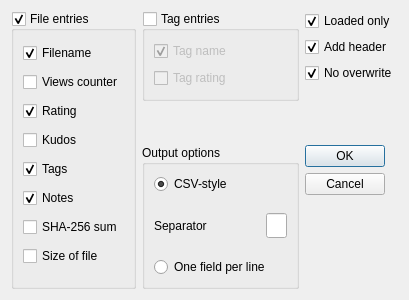
Before: the Qt Designer form milla-view/exportform.ui in matrixsmaster/MILLA, drawn with Qt 5.
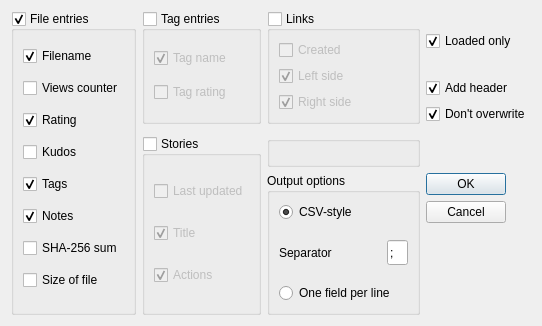
After: the same form once the commit is applied. Icons and pictures are not drawn.

Commit message: Added links and stories export/import.

Patch:
```diff
--- a/milla-view/exportform.ui
+++ b/milla-view/exportform.ui
@@ -9,8 +9,8 @@
    <rect>
     <x>0</x>
     <y>0</y>
-    <width>409</width>
-    <height>300</height>
+    <width>542</width>
+    <height>326</height>
    </rect>
   </property>
   <property name="windowTitle">
@@ -21,7 +21,37 @@
     <normaloff>:/milla.png</normaloff>:/milla.png</iconset>
   </property>
   <layout class="QGridLayout" name="gridLayout">
-   <item row="0" column="0" rowspan="8">
+   <item row="2" column="3">
+    <widget class="QCheckBox" name="checkBox_12">
+     <property name="text">
+      <string>Add header</string>
+     </property>
+     <property name="checked">
+      <bool>true</bool>
+     </property>
+    </widget>
+   </item>
+   <item row="0" column="3" rowspan="2">
+    <widget class="QCheckBox" name="checkBox_11">
+     <property name="text">
+      <string>Loaded only</string>
+     </property>
+     <property name="checked">
+      <bool>true</bool>
+     </property>
+    </widget>
+   </item>
+   <item row="3" column="3">
+    <widget class="QCheckBox" name="checkBox_13">
+     <property name="text">
+      <string>Don't overwrite</string>
+     </property>
+     <property name="checked">
+      <bool>true</bool>
+     </property>
+    </widget>
+   </item>
+   <item row="0" column="0" rowspan="7">
     <widget class="QGroupBox" name="groupBox">
      <property name="title">
       <string>File entries</string>
@@ -101,7 +131,7 @@
      </layout>
     </widget>
    </item>
-   <item row="0" column="1" rowspan="6">
+   <item row="0" column="1" rowspan="4">
     <widget class="QGroupBox" name="groupBox_2">
      <property name="title">
       <string>Tag entries</string>
@@ -133,17 +163,59 @@
      </layout>
     </widget>
    </item>
-   <item row="0" column="2">
-    <widget class="QCheckBox" name="checkBox_11">
-     <property name="text">
-      <string>Loaded only</string>
+   <item row="0" column="2" rowspan="4">
+    <widget class="QGroupBox" name="groupBox_5">
+     <property name="title">
+      <string>Links</string>
      </property>
-     <property name="checked">
+     <property name="checkable">
       <bool>true</bool>
      </property>
+     <property name="checked">
+      <bool>false</bool>
+     </property>
+     <layout class="QVBoxLayout" name="verticalLayout_5">
+      <item>
+       <widget class="QCheckBox" name="checkBox_17">
+        <property name="text">
+         <string>Created</string>
+        </property>
+       </widget>
+      </item>
+      <item>
+       <widget class="QCheckBox" name="checkBox_18">
+        <property name="text">
+         <string>Left side</string>
+        </property>
+        <property name="checked">
+         <bool>true</bool>
+        </property>
+       </widget>
+      </item>
+      <item>
+       <widget class="QCheckBox" name="checkBox_19">
+        <property name="text">
+         <string>Right side</string>
+        </property>
+        <property name="checked">
+         <bool>true</bool>
+        </property>
+       </widget>
+      </item>
+     </layout>
     </widget>
    </item>
-   <item row="7" column="1">
+   <item row="5" column="2">
+    <widget class="QGroupBox" name="groupBox_6">
+     <property name="enabled">
+      <bool>false</bool>
+     </property>
+     <property name="title">
+      <string/>
+     </property>
+    </widget>
+   </item>
+   <item row="6" column="2">
     <widget class="QGroupBox" name="groupBox_3">
      <property name="title">
       <string>Output options</string>
@@ -207,6 +279,9 @@
              <height>25</height>
             </size>
            </property>
+           <property name="text">
+            <string>;</string>
+           </property>
           </widget>
          </item>
         </layout>
@@ -222,17 +297,49 @@
      </layout>
     </widget>
    </item>
-   <item row="1" column="2">
-    <widget class="QCheckBox" name="checkBox_12">
-     <property name="text">
-      <string>Add header</string>
+   <item row="5" column="1" rowspan="2">
+    <widget class="QGroupBox" name="groupBox_4">
+     <property name="title">
+      <string>Stories</string>
      </property>
-     <property name="checked">
+     <property name="checkable">
       <bool>true</bool>
      </property>
+     <property name="checked">
+      <bool>false</bool>
+     </property>
+     <layout class="QVBoxLayout" name="verticalLayout_4">
+      <item>
+       <widget class="QCheckBox" name="checkBox_14">
+        <property name="text">
+         <string>Last updated</string>
+        </property>
+       </widget>
+      </item>
+      <item>
+       <widget class="QCheckBox" name="checkBox_15">
+        <property name="text">
+         <string>Title</string>
+        </property>
+        <property name="checked">
+         <bool>true</bool>
+        </property>
+       </widget>
+      </item>
+      <item>
+       <widget class="QCheckBox" name="checkBox_16">
+        <property name="text">
+         <string>Actions</string>
+        </property>
+        <property name="checked">
+         <bool>true</bool>
+        </property>
+       </widget>
+      </item>
+     </layout>
     </widget>
    </item>
-   <item row="7" column="2">
+   <item row="6" column="3">
     <widget class="QDialogButtonBox" name="buttonBox">
      <property name="orientation">
       <enum>Qt::Vertical</enum>
@@ -242,35 +349,6 @@
      </property>
     </widget>
    </item>
-   <item row="2" column="2">
-    <widget class="QCheckBox" name="checkBox_13">
-     <property name="text">
-      <string>No overwrite</string>
-     </property>
-     <property name="checked">
-      <bool>true</bool>
-     </property>
-    </widget>
-   </item>
-   <item row="6" column="1">
-    <widget class="QFrame" name="frame_2">
-     <property name="enabled">
-      <bool>false</bool>
-     </property>
-     <property name="minimumSize">
-      <size>
-       <width>0</width>
-       <height>32</height>
-      </size>
-     </property>
-     <property name="frameShape">
-      <enum>QFrame::NoFrame</enum>
-     </property>
-     <property name="frameShadow">
-      <enum>QFrame::Plain</enum>
-     </property>
-    </widget>
-   </item>
   </layout>
  </widget>
  <resources>
```
The commit also changes 9 other files.
